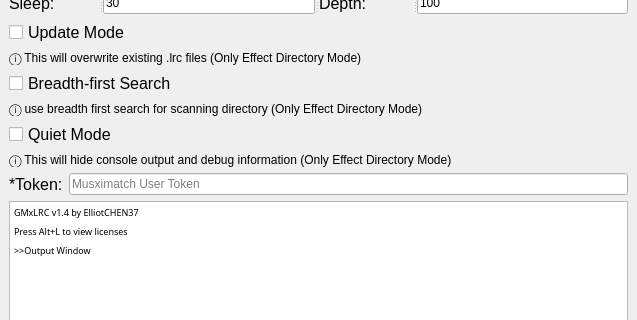
Before: the Qt Designer form win.ui in ElliotCHEN37/GMxLRC, drawn with Qt 5; both pictures show x 0 to 637 and y 92 to 412 of the 637 by 602 pixel window.
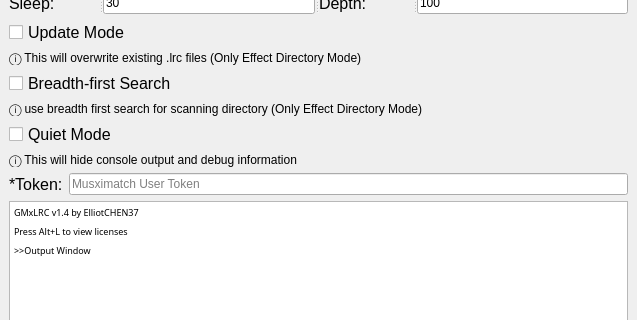
After: the same form once the commit is applied.

```diff
--- a/win.ui
+++ b/win.ui
@@ -198,7 +198,7 @@
     <item row="8" column="0" colspan="2">
      <widget class="QLabel" name="Quiet_des">
       <property name="text">
-       <string>ⓘ This will hide console output and debug information (Only Effect Directory Mode)</string>
+       <string>ⓘ This will hide console output and debug information</string>
       </property>
      </widget>
     </item>
```
Left out of the diff: 2 changed lines with no effect on the pictures.
